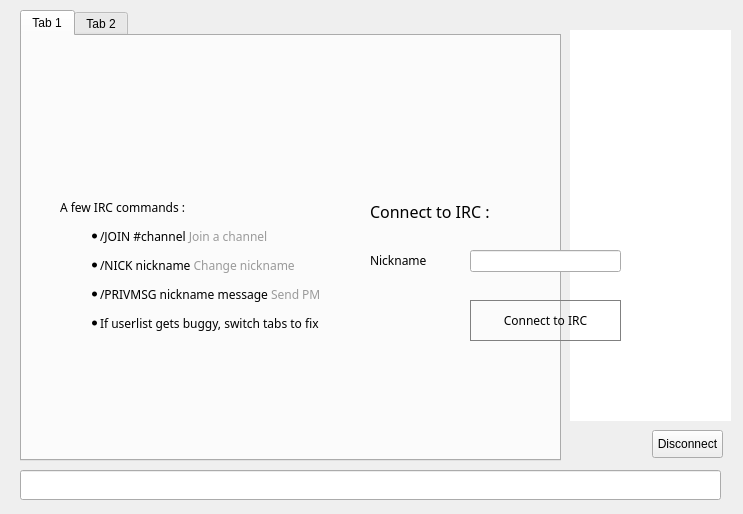
Above: src/qt/forms/chatwindow.ui from DGCDev/digitalcoin before the change. Below: the same form after it.
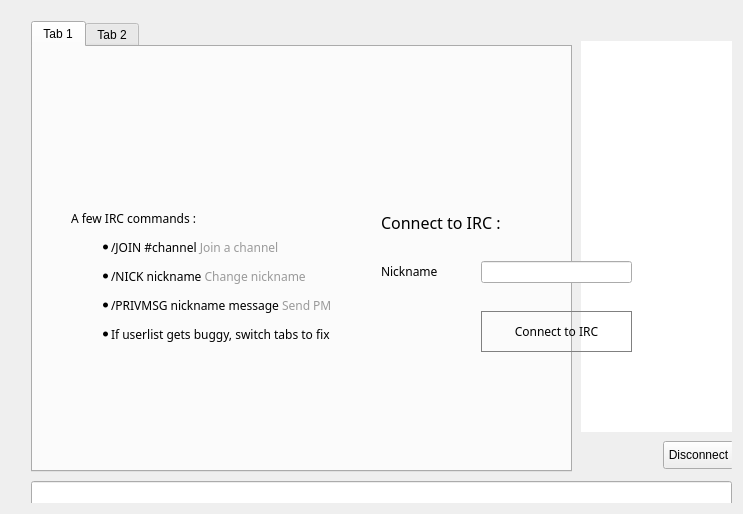
That is the form after the change.

Diff of the .ui file:
```diff
--- a/src/qt/forms/chatwindow.ui
+++ b/src/qt/forms/chatwindow.ui
@@ -10,15 +10,9 @@
 <height>514</height>
 </rect>
 </property>
+  <layout class="QGridLayout" name="gridLayout">
+   <item row="0" column="0">
 <widget class="QWidget" name="widget_2" native="true">
-<property name="geometry">
-<rect>
-<x>0</x>
-<y>0</y>
-<width>741</width>
-<height>511</height>
-</rect>
-</property>
 <widget class="QWidget" name="splitter" native="true">
 <property name="enabled">
 <bool>true</bool>
@@ -218,6 +212,8 @@
 </widget>
 </widget>
 </widget>
+   </item>
+  </layout>
 <action name="actionQuit">
 <property name="text">
 <string>Quitter</string>
```
Lines whose indentation alone changed are shown as unchanged.
